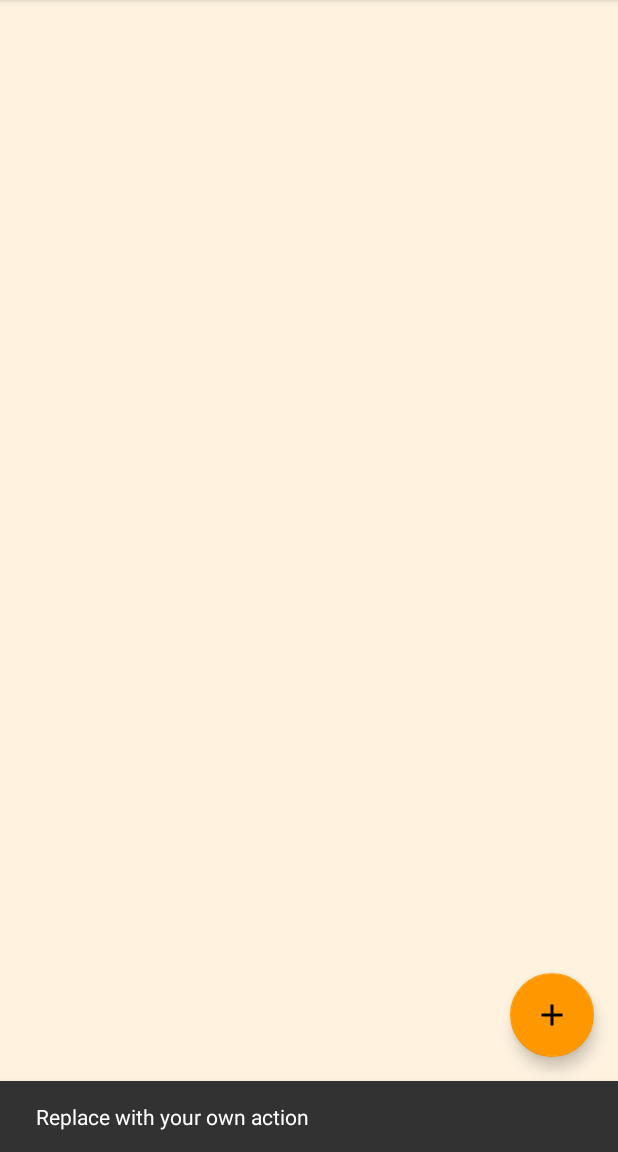
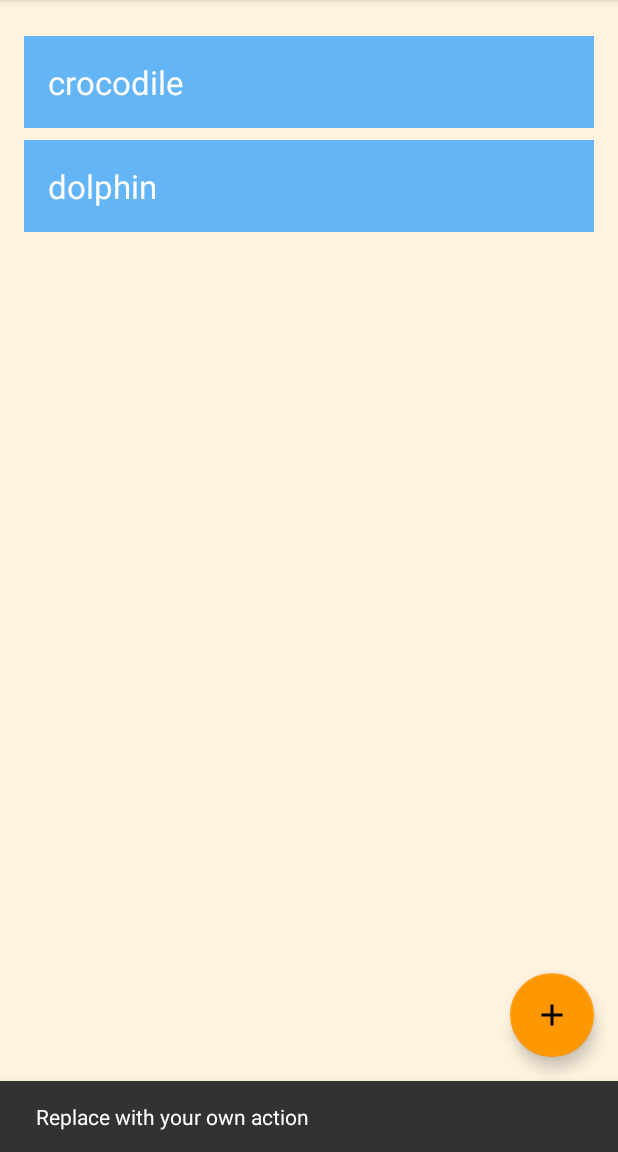
Before and after one commit to joabetc/android_RoomWordsSample, an Android app: the screen it shows after launch (MainActivity), after a tap on an icon or button, on a phone screen of 412 x 824 dp, the part 84-1236 px from its top. Run offline under Robolectric (Android 15) with nearby library versions, the phone set to English and light mode, and no system bars; our stand-ins replace Room's generated code.

```diff
--- a/app/src/main/java/com/joabe/roomwordssample/MainActivity.java
+++ b/app/src/main/java/com/joabe/roomwordssample/MainActivity.java
@@ -5,9 +5,13 @@ import android.os.Bundle;
 import com.google.android.material.floatingactionbutton.FloatingActionButton;
 import com.google.android.material.snackbar.Snackbar;
 import com.joabe.roomwordssample.adapter.WordListAdapter;
+import com.joabe.roomwordssample.model.entity.Word;
+import com.joabe.roomwordssample.viewmodel.WordViewModel;
 
 import androidx.appcompat.app.AppCompatActivity;
 import androidx.appcompat.widget.Toolbar;
+import androidx.lifecycle.Observer;
+import androidx.lifecycle.ViewModelProviders;
 import androidx.recyclerview.widget.LinearLayoutManager;
 import androidx.recyclerview.widget.RecyclerView;
 
@@ -15,7 +19,11 @@ import android.view.View;
 import android.view.Menu;
 import android.view.MenuItem;
 
+import java.util.List;
+
 public class MainActivity extends AppCompatActivity {
+
+    private WordViewModel mWordViewModel;
 
     @Override
     protected void onCreate(Bundle savedInstanceState) {
@@ -37,6 +45,14 @@ public class MainActivity extends AppCompatActivity {
         final WordListAdapter adapter = new WordListAdapter(this);
         recyclerView.setAdapter(adapter);
         recyclerView.setLayoutManager(new LinearLayoutManager(this));
+
+        mWordViewModel = ViewModelProviders.of(this).get(WordViewModel.class);
+        mWordViewModel.getAllWords().observe(this, new Observer<List<Word>>() {
+            @Override
+            public void onChanged(List<Word> words) {
+                adapter.setWords(words);
+            }
+        });
     }
 
     @Override
--- a/app/src/main/java/com/joabe/roomwordssample/adapter/WordListAdapter.java
+++ b/app/src/main/java/com/joabe/roomwordssample/adapter/WordListAdapter.java
@@ -40,7 +40,7 @@ public class WordListAdapter extends RecyclerView.Adapter<WordListAdapter.WordVi
         }
     }
 
-    void setWords(List<Word> words) {
+    public void setWords(List<Word> words) {
         mWords = words;
         notifyDataSetChanged();
     }
--- a/app/src/main/java/com/joabe/roomwordssample/viewmodel/WordViewModel.java
+++ b/app/src/main/java/com/joabe/roomwordssample/viewmodel/WordViewModel.java
@@ -22,7 +22,7 @@ public class WordViewModel extends AndroidViewModel {
         mAllWords = mRepository.getAllWords();
     }
 
-    LiveData<List<Word>> getAllWords() {
+    public LiveData<List<Word>> getAllWords() {
         return mAllWords;
     }
 
--- a/app/src/main/res/layout/content_main.xml
+++ b/app/src/main/res/layout/content_main.xml
@@ -12,12 +12,17 @@
 
     <androidx.recyclerview.widget.RecyclerView
         android:id="@+id/recyclerview"
-        android:layout_width="409dp"
-        android:layout_height="673dp"
-        android:layout_marginTop="1dp"
-        android:layout_marginBottom="1dp"
+        android:layout_width="match_parent"
+        android:layout_height="0dp"
+        android:layout_margin="16dp"
+        android:layout_marginStart="16dp"
+        android:layout_marginLeft="16dp"
+        android:layout_marginEnd="16dp"
+        android:layout_marginRight="16dp"
         app:layout_constraintBottom_toBottomOf="parent"
         app:layout_constraintEnd_toEndOf="parent"
         app:layout_constraintStart_toStartOf="parent"
-        app:layout_constraintTop_toTopOf="parent" />
+        app:layout_constraintTop_toTopOf="parent"
+        tools:ignore="MissingConstraints"
+        tools:listitem="@layout/recyclerview_item" />
 </androidx.constraintlayout.widget.ConstraintLayout>
--- a/app/src/main/res/layout/recyclerview_item.xml
+++ b/app/src/main/res/layout/recyclerview_item.xml
@@ -1,13 +1,14 @@
 <?xml version="1.0" encoding="utf-8"?>
 <LinearLayout xmlns:android="http://schemas.android.com/apk/res/android"
-    android:orientation="vertical" android:layout_width="match_parent"
-    android:layout_height="match_parent"
-    xmlns:tools="http://schemas.android.com/tools">
+    xmlns:tools="http://schemas.android.com/tools"
+    android:layout_width="match_parent"
+    android:layout_height="wrap_content"
+    android:orientation="vertical">
 
     <TextView
         android:id="@+id/textView"
+        style="@style/text_view_style"
         android:layout_width="match_parent"
         android:layout_height="wrap_content"
-        style="@style/text_view_style"
         tools:text="placeholder text" />
 </LinearLayout>
```
